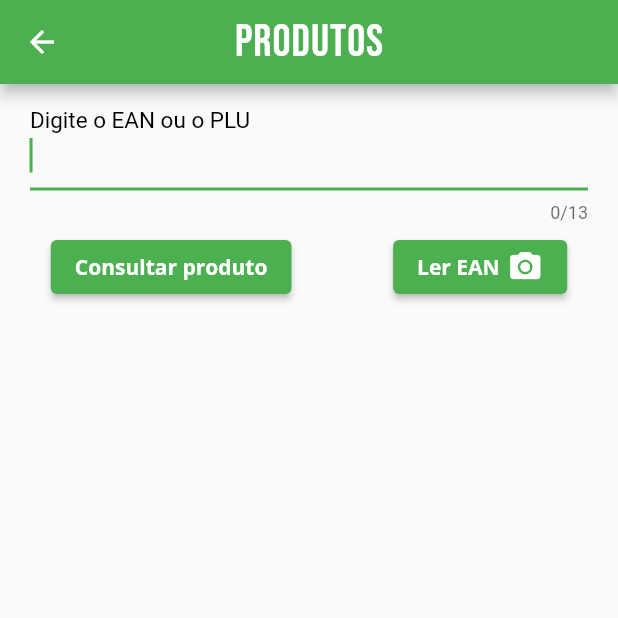
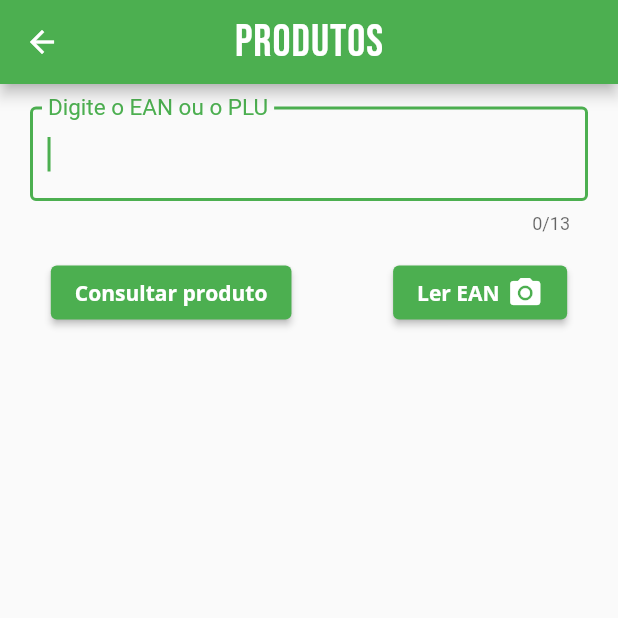
Before and after one commit to mattheussoares98/celta_inventario, a Flutter app: the ProductPage screen opened directly with empty values, on a phone screen of 412 x 824 dp, the top half of it. Run offline on Flutter 3.47's test engine with Material 2 defaults, Android fonts, the phone set to English and light mode, and no system bars; our stand-ins replace date_format, sqflite; missing offline and left inert: flutter_barcode_scanner, xml2json; accounts and stored records are empty.

Commit message:
final inventario

```diff
--- a/lib/pages/home_page.dart
+++ b/lib/pages/home_page.dart
@@ -17,12 +17,12 @@ class _HomePageState extends State<HomePage> {
   Widget build(BuildContext context) {
     LoginProvider loginProvider = Provider.of(context, listen: true);
 
-    GestureDetector imagem({
+    InkWell imagem({
       String? imagePath,
       String? routine,
       String? route,
     }) {
-      return GestureDetector(
+      return InkWell(
         onTap: () {
           Navigator.of(context).pushNamed(
             route!,
@@ -162,7 +162,7 @@ class _HomePageState extends State<HomePage> {
             ),
             imagem(
               imagePath: 'lib/assets/Images/pedidoDeVendas.jpg',
-              routine: 'Pedido de vendas',
+              routine: 'Pedido de compras',
               route: APPROUTES.SALES,
             ),
             imagem(
--- a/lib/pages/product_page.dart
+++ b/lib/pages/product_page.dart
@@ -1,7 +1,10 @@
+import 'dart:ui';
+
 import 'package:celta_inventario/components/product_item.dart';
 import 'package:celta_inventario/models/countings.dart';
 import 'package:celta_inventario/provider/login_provider.dart';
 import 'package:celta_inventario/provider/product_provider.dart';
+import 'package:celta_inventario/provider/quantity_provider.dart';
 import 'package:flutter/material.dart';
 import 'package:flutter/services.dart';
 import 'package:flutter_barcode_scanner/flutter_barcode_scanner.dart';
@@ -59,11 +62,16 @@ class _ProductPageState extends State<ProductPage> {
   bool isLoadingEanAndPlu = false;
   bool isLoadingEan = false;
 
+  _clearTextController() {
+    _controllerProduct.clear();
+  }
+
   @override
   Widget build(BuildContext context) {
     final countings = ModalRoute.of(context)!.settings.arguments as Countings;
     ProductProvider productProvider = Provider.of(context, listen: true);
     LoginProvider loginProvider = Provider.of(context);
+    QuantityProvider quantityProvider = Provider.of(context, listen: true);
 
     return Scaffold(
       appBar: AppBar(
@@ -84,7 +92,7 @@ class _ProductPageState extends State<ProductPage> {
             Padding(
               padding: const EdgeInsets.symmetric(
                 horizontal: 20,
-                vertical: 5,
+                vertical: 15,
               ),
               child: Row(
                 children: [
@@ -112,10 +120,18 @@ class _ProductPageState extends State<ProductPage> {
                           }
                           return null;
                         },
-                        decoration: const InputDecoration(
+                        decoration: InputDecoration(
                           labelText: 'Digite o EAN ou o PLU',
                           labelStyle: TextStyle(
-                            color: Colors.black,
+                            color: Theme.of(context).colorScheme.primary,
+                          ),
+                          border: OutlineInputBorder(
+                            // borderRadius: BorderRadius.circular(25.0),
+                            borderSide: BorderSide(
+                              width: 2,
+                              style: BorderStyle.solid,
+                              color: Theme.of(context).colorScheme.primary,
+                            ),
                           ),
                         ),
                         keyboardType: TextInputType.number,
@@ -133,7 +149,7 @@ class _ProductPageState extends State<ProductPage> {
                       ? Row(
                           children: const [
                             Text(
-                              'consultando',
+                              'CONSULTANDO',
                               style: TextStyle(
                                 fontFamily: 'OpenSans',
                               ),
@@ -142,7 +158,9 @@ class _ProductPageState extends State<ProductPage> {
                             SizedBox(
                               height: 20,
                               width: 20,
-                              child: CircularProgressIndicator(),
+                              child: CircularProgressIndicator(
+                                color: Colors.black,
+                              ),
                             ),
                           ],
                         )
@@ -157,6 +175,7 @@ class _ProductPageState extends State<ProductPage> {
                   onPressed: isLoadingEanAndPlu || isLoadingEan
                       ? null
                       : () async {
+                          quantityProvider.isConfirmedQuantity = false;
                           bool isValid = _formEanOrPlu.currentState!.validate();
                           if (!isValid) return;
 
@@ -199,7 +218,6 @@ class _ProductPageState extends State<ProductPage> {
                               showErrorMessage(
                                   productProvider.productErrorMessage);
                             }
-                            MediaQuery.of(context).viewInsets.bottom;
                           }
                           setState(() {
                             isLoadingEanAndPlu = false;
@@ -211,7 +229,7 @@ class _ProductPageState extends State<ProductPage> {
                       ? Row(
                           children: const [
                             Text(
-                              'consultando',
+                              'CONSULTANDO',
                               style: TextStyle(
                                 fontFamily: 'OpenSans',
                               ),
@@ -220,7 +238,9 @@ class _ProductPageState extends State<ProductPage> {
                             SizedBox(
                               height: 20,
                               width: 20,
-                              child: CircularProgressIndicator(),
+                              child: CircularProgressIndicator(
+                                color: Colors.black,
+                              ),
                             ),
                           ],
                         )
@@ -267,6 +287,7 @@ class _ProductPageState extends State<ProductPage> {
                               baseUrl: loginProvider.userBaseUrl,
                             );
                           }
+
                           setState(() {
                             isLoadingEan = false;
                           });
@@ -280,6 +301,7 @@ class _ProductPageState extends State<ProductPage> {
             ),
             if (productProvider.products.isNotEmpty)
               ProductItem(
+                controllerProduct: _controllerProduct,
                 countingCode: countings.codigoInternoInvCont,
                 productPackingCode: countings.numeroContagemInvCont,
               ),
--- a/lib/pages/sales_page.dart
+++ b/lib/pages/sales_page.dart
@@ -9,7 +9,7 @@ class SalesPage extends StatelessWidget {
       appBar: AppBar(
         // centerTitle: true,
         title: const Text(
-          'Pedido de vendas',
+          'Pedido de compras',
         ),
       ),
       body: const Center(
--- a/lib/provider/quantity_provider.dart
+++ b/lib/provider/quantity_provider.dart
@@ -16,7 +16,6 @@ class QuantityProvider with ChangeNotifier {
     String? userIdentity,
     String? baseUrl,
   }) async {
-    isConfirmedQuantity = false;
     isLoadingQuantity = true;
     quantityError = '';
     notifyListeners();
```
Also changed, not shown: lib/components/anull_quantity_bottom.dart (+12 -3 lines), lib/components/auth_form.dart (+29 -4 lines), lib/components/confirm_quantity_bottom.dart (+10 -5 lines), lib/components/product_item.dart (+53 -19 lines), lib/provider/login_provider.dart (+18 -14 lines).
